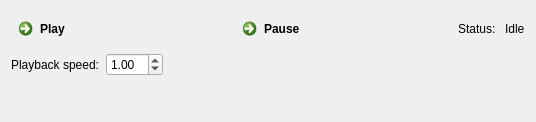
openpilot/OpenPilot, file ground/openpilotgcs/src/plugins/logging/logging.ui: the form before one commit.
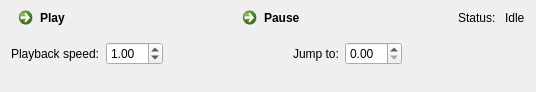
The form after the commit. Icons and pictures are not drawn.

Commit message: Added time seeking ability to logfile playback.

The edit to the form file:
```diff
--- a/ground/openpilotgcs/src/plugins/logging/logging.ui
+++ b/ground/openpilotgcs/src/plugins/logging/logging.ui
@@ -7,7 +7,7 @@
     <x>0</x>
     <y>0</y>
     <width>536</width>
-    <height>122</height>
+    <height>92</height>
    </rect>
   </property>
   <property name="sizePolicy">
@@ -22,10 +22,19 @@
     <height>80</height>
    </size>
   </property>
+  <property name="maximumSize">
+   <size>
+    <width>16777215</width>
+    <height>92</height>
+   </size>
+  </property>
   <property name="windowTitle">
    <string>Form</string>
   </property>
   <layout class="QVBoxLayout" name="verticalLayout_2">
+   <property name="topMargin">
+    <number>0</number>
+   </property>
    <item>
     <layout class="QVBoxLayout" name="verticalLayout" stretch="0,0">
      <item>
@@ -130,6 +139,36 @@
          </property>
         </spacer>
        </item>
+       <item>
+        <widget class="QLabel" name="label_3">
+         <property name="text">
+          <string>Jump to:</string>
+         </property>
+        </widget>
+       </item>
+       <item>
+        <widget class="QDoubleSpinBox" name="jumpToTimeSpinBox">
+         <property name="maximumSize">
+          <size>
+           <width>82</width>
+           <height>16777215</height>
+          </size>
+         </property>
+        </widget>
+       </item>
+       <item>
+        <spacer name="horizontalSpacer_2">
+         <property name="orientation">
+          <enum>Qt::Horizontal</enum>
+         </property>
+         <property name="sizeHint" stdset="0">
+          <size>
+           <width>40</width>
+           <height>20</height>
+          </size>
+         </property>
+        </spacer>
+       </item>
       </layout>
      </item>
     </layout>
```
Left out of the diff: 2 changed lines with no effect on the pictures. The commit also changes 3 other files.
